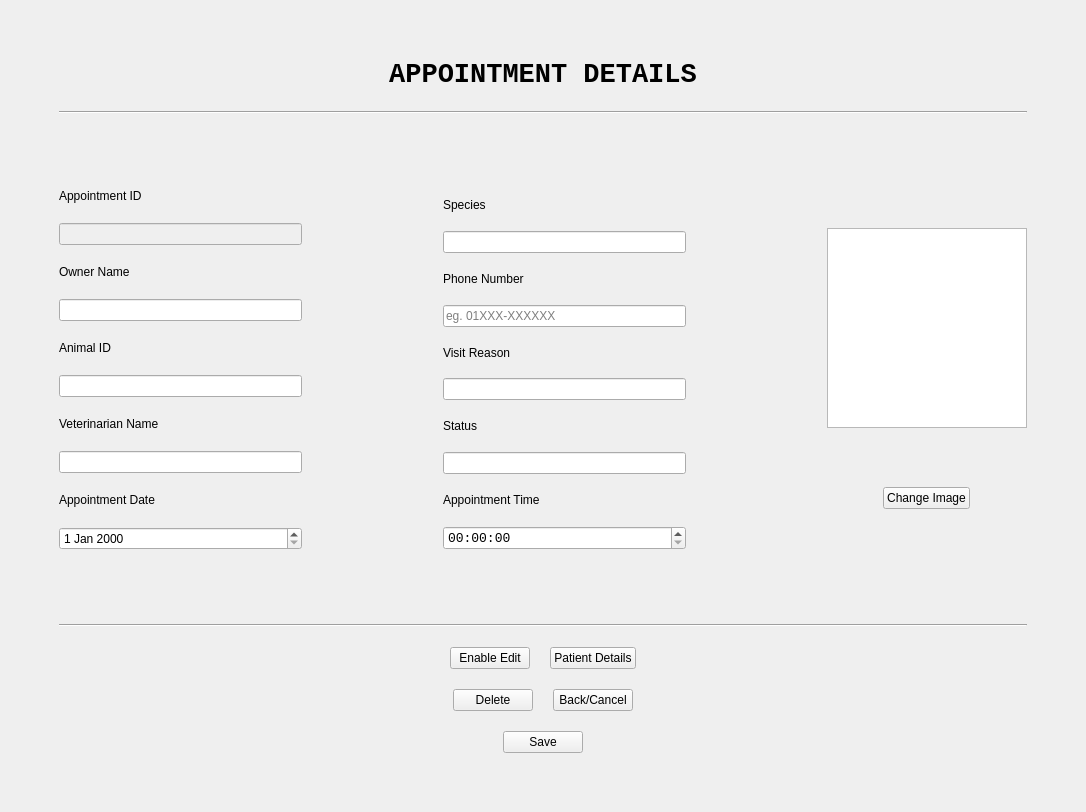
First picture: the form in AppointmentModifyUI.ui, repository ASNaeem/Simple-VCMS, before the edit.
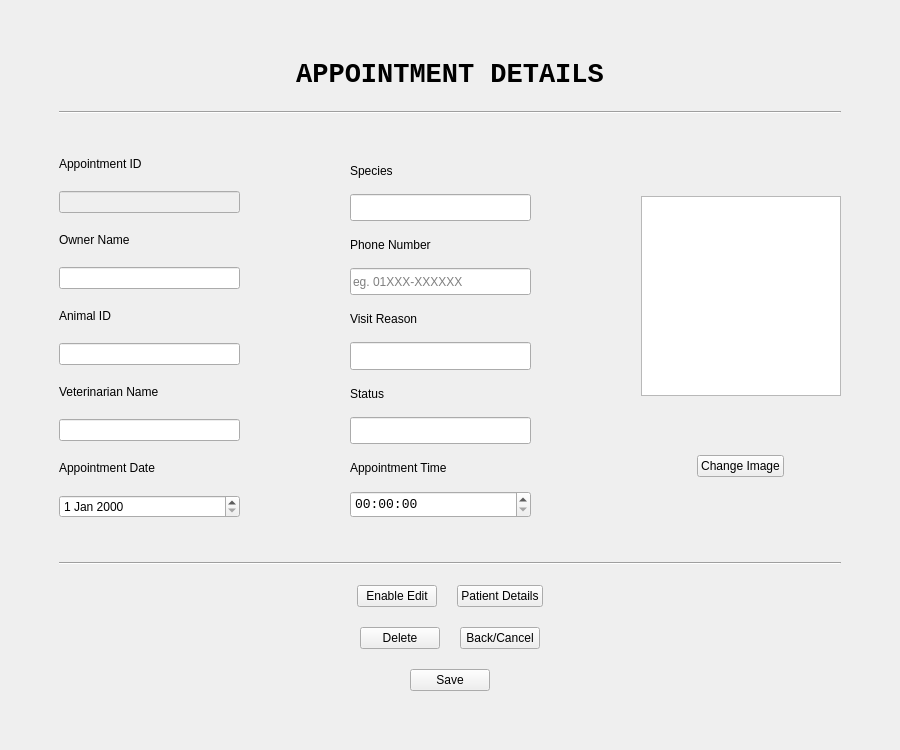
Second picture: the form after the edit.

```diff
--- a/AppointmentModifyUI.ui
+++ b/AppointmentModifyUI.ui
@@ -6,8 +6,8 @@
    <rect>
     <x>0</x>
     <y>0</y>
-    <width>1086</width>
-    <height>812</height>
+    <width>900</width>
+    <height>750</height>
    </rect>
   </property>
   <property name="windowTitle">
@@ -84,6 +84,12 @@
          <layout class="QVBoxLayout" name="verticalLayout_4">
           <item>
            <widget class="QLabel" name="label_40">
+            <property name="sizePolicy">
+             <sizepolicy hsizetype="Expanding" vsizetype="Expanding">
+              <horstretch>0</horstretch>
+              <verstretch>0</verstretch>
+             </sizepolicy>
+            </property>
             <property name="text">
              <string>Appointment ID</string>
             </property>
@@ -97,10 +103,22 @@
             <property name="enabled">
              <bool>false</bool>
             </property>
+            <property name="sizePolicy">
+             <sizepolicy hsizetype="Expanding" vsizetype="Expanding">
+              <horstretch>0</horstretch>
+              <verstretch>0</verstretch>
+             </sizepolicy>
+            </property>
            </widget>
           </item>
           <item>
            <widget class="QLabel" name="label_50">
+            <property name="sizePolicy">
+             <sizepolicy hsizetype="Expanding" vsizetype="Expanding">
+              <horstretch>0</horstretch>
+              <verstretch>0</verstretch>
+             </sizepolicy>
+            </property>
             <property name="text">
              <string>Owner Name</string>
             </property>
@@ -111,6 +129,12 @@
           </item>
           <item>
            <widget class="QLineEdit" name="line_owner_address_2">
+            <property name="sizePolicy">
+             <sizepolicy hsizetype="Expanding" vsizetype="Expanding">
+              <horstretch>0</horstretch>
+              <verstretch>0</verstretch>
+             </sizepolicy>
+            </property>
             <property name="placeholderText">
              <string/>
             </property>
@@ -118,6 +142,12 @@
           </item>
           <item>
            <widget class="QLabel" name="label_41">
+            <property name="sizePolicy">
+             <sizepolicy hsizetype="Expanding" vsizetype="Expanding">
+              <horstretch>0</horstretch>
+              <verstretch>0</verstretch>
+             </sizepolicy>
+            </property>
             <property name="text">
              <string>Animal ID</string>
             </property>
@@ -127,10 +157,23 @@
            </widget>
           </item>
           <item>
-           <widget class="QLineEdit" name="line_animal_name"/>
+           <widget class="QLineEdit" name="line_animal_name">
+            <property name="sizePolicy">
+             <sizepolicy hsizetype="Expanding" vsizetype="Expanding">
+              <horstretch>0</horstretch>
+              <verstretch>0</verstretch>
+             </sizepolicy>
+            </property>
+           </widget>
           </item>
           <item>
            <widget class="QLabel" name="label_52">
+            <property name="sizePolicy">
+             <sizepolicy hsizetype="Expanding" vsizetype="Expanding">
+              <horstretch>0</horstretch>
+              <verstretch>0</verstretch>
+             </sizepolicy>
+            </property>
             <property name="text">
              <string>Veterinarian Name</string>
             </property>
@@ -140,10 +183,23 @@
            </widget>
           </item>
           <item>
-           <widget class="QLineEdit" name="line_animal_species"/>
+           <widget class="QLineEdit" name="line_animal_species">
+            <property name="sizePolicy">
+             <sizepolicy hsizetype="Expanding" vsizetype="Expanding">
+              <horstretch>0</horstretch>
+              <verstretch>0</verstretch>
+             </sizepolicy>
+            </property>
+           </widget>
           </item>
           <item>
            <widget class="QLabel" name="label_59">
+            <property name="sizePolicy">
+             <sizepolicy hsizetype="Expanding" vsizetype="Expanding">
+              <horstretch>0</horstretch>
+              <verstretch>0</verstretch>
+             </sizepolicy>
+            </property>
             <property name="text">
              <string>Appointment Date</string>
             </property>
@@ -153,7 +209,14 @@
            </widget>
           </item>
           <item>
-           <widget class="QDateEdit" name="date_animal_registration"/>
+           <widget class="QDateEdit" name="date_animal_registration">
+            <property name="sizePolicy">
+             <sizepolicy hsizetype="Minimum" vsizetype="Expanding">
+              <horstretch>0</horstretch>
+              <verstretch>0</verstretch>
+             </sizepolicy>
+            </property>
+           </widget>
           </item>
          </layout>
         </item>
@@ -177,6 +240,12 @@
           </property>
           <item>
            <widget class="QLabel" name="label_42">
+            <property name="sizePolicy">
+             <sizepolicy hsizetype="Expanding" vsizetype="Expanding">
+              <horstretch>0</horstretch>
+              <verstretch>0</verstretch>
+             </sizepolicy>
+            </property>
             <property name="text">
              <string>Species</string>
             </property>
@@ -190,10 +259,22 @@
             <property name="enabled">
              <bool>true</bool>
             </property>
+            <property name="sizePolicy">
+             <sizepolicy hsizetype="Expanding" vsizetype="Expanding">
+              <horstretch>0</horstretch>
+              <verstretch>0</verstretch>
+             </sizepolicy>
+            </property>
            </widget>
           </item>
           <item>
            <widget class="QLabel" name="label_62">
+            <property name="sizePolicy">
+             <sizepolicy hsizetype="Expanding" vsizetype="Expanding">
+              <horstretch>0</horstretch>
+              <verstretch>0</verstretch>
+             </sizepolicy>
+            </property>
             <property name="text">
              <string>Phone Number</string>
             </property>
@@ -204,6 +285,12 @@
           </item>
           <item>
            <widget class="QLineEdit" name="line_owner_address_4">
+            <property name="sizePolicy">
+             <sizepolicy hsizetype="Expanding" vsizetype="Expanding">
+              <horstretch>0</horstretch>
+              <verstretch>0</verstretch>
+             </sizepolicy>
+            </property>
             <property name="placeholderText">
              <string>eg. 01XXX-XXXXXX</string>
             </property>
@@ -211,6 +298,12 @@
           </item>
           <item>
            <widget class="QLabel" name="label_43">
+            <property name="sizePolicy">
+             <sizepolicy hsizetype="Expanding" vsizetype="Expanding">
+              <horstretch>0</horstretch>
+              <verstretch>0</verstretch>
+             </sizepolicy>
+            </property>
             <property name="text">
              <string>Visit Reason</string>
             </property>
@@ -220,10 +313,23 @@
            </widget>
           </item>
           <item>
-           <widget class="QLineEdit" name="line_animal_name_2"/>
+           <widget class="QLineEdit" name="line_animal_name_2">
+            <property name="sizePolicy">
+             <sizepolicy hsizetype="Expanding" vsizetype="Expanding">
+              <horstretch>0</horstretch>
+              <verstretch>0</verstretch>
+             </sizepolicy>
+            </property>
+           </widget>
           </item>
           <item>
            <widget class="QLabel" name="label_53">
+            <property name="sizePolicy">
+             <sizepolicy hsizetype="Expanding" vsizetype="Expanding">
+              <horstretch>0</horstretch>
+              <verstretch>0</verstretch>
+             </sizepolicy>
+            </property>
             <property name="text">
              <string>Status</string>
             </property>
@@ -233,10 +339,23 @@
            </widget>
           </item>
           <item>
-           <widget class="QLineEdit" name="line_animal_species_2"/>
+           <widget class="QLineEdit" name="line_animal_species_2">
+            <property name="sizePolicy">
+             <sizepolicy hsizetype="Expanding" vsizetype="Expanding">
+              <horstretch>0</horstretch>
+              <verstretch>0</verstretch>
+             </sizepolicy>
+            </property>
+           </widget>
           </item>
           <item>
            <widget class="QLabel" name="label_51">
+            <property name="sizePolicy">
+             <sizepolicy hsizetype="Expanding" vsizetype="Expanding">
+              <horstretch>0</horstretch>
+              <verstretch>0</verstretch>
+             </sizepolicy>
+            </property>
             <property name="text">
              <string>Appointment Time</string>
             </property>
@@ -248,7 +367,7 @@
           <item>
            <widget class="QTimeEdit" name="time_appt">
             <property name="sizePolicy">
-             <sizepolicy hsizetype="Preferred" vsizetype="Fixed">
+             <sizepolicy hsizetype="Preferred" vsizetype="Expanding">
               <horstretch>0</horstretch>
               <verstretch>0</verstretch>
              </sizepolicy>
```
